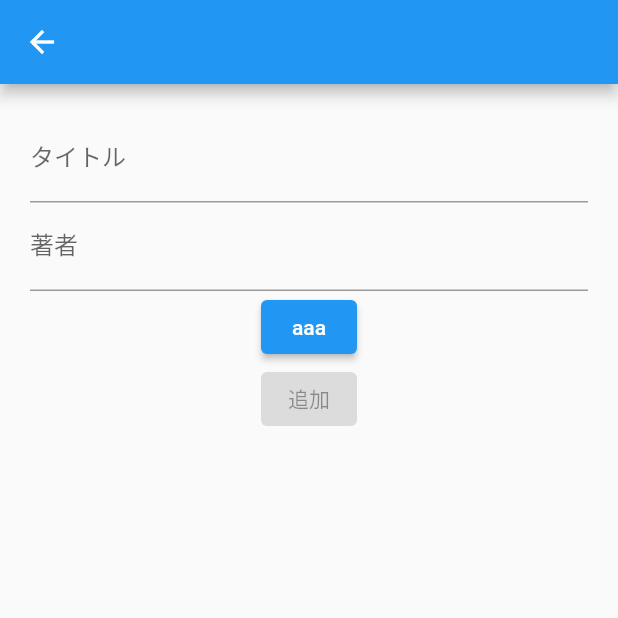
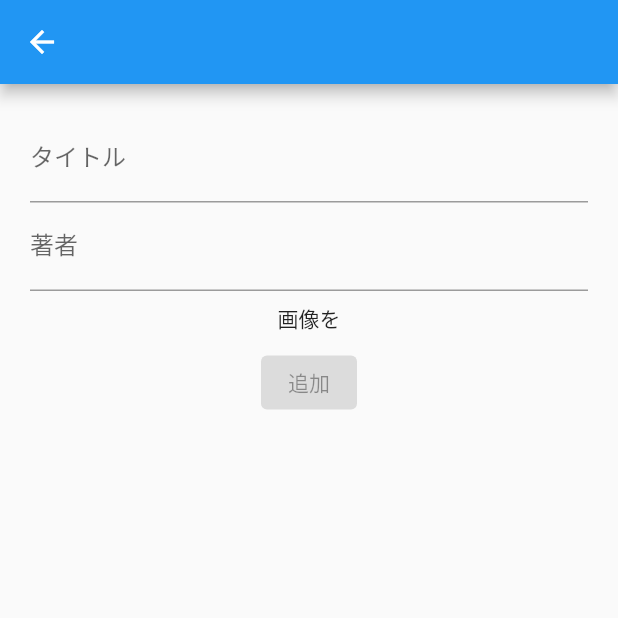
Before and after one commit to fen0268/HiveBookList, a Flutter app: the AddBookPage screen opened directly, on a phone screen of 412 x 824 dp, the top half of it. Run offline on Flutter 3.47's test engine with Material 2 defaults, Android fonts, the phone set to English and light mode, and no system bars; our stand-ins replace flutter_slidable, hive, hive_flutter, image_picker; accounts and stored records are empty.

Commit message:
画像表示

```diff
--- a/lib/domain/book.dart
+++ b/lib/domain/book.dart
@@ -1,3 +1,5 @@
+import 'dart:typed_data';
+
 import 'package:hive_flutter/adapters.dart';
 
 part 'book.g.dart';
@@ -7,6 +9,7 @@ class Book extends HiveObject {
   Book({
     required this.title,
     required this.author,
+    required this.uInt,
   });
 
   @HiveField(0)
@@ -14,4 +17,7 @@ class Book extends HiveObject {
 
   @HiveField(1)
   String author;
+
+  @HiveField(2)
+  Uint8List? uInt;
 }
--- a/lib/main.dart
+++ b/lib/main.dart
@@ -1,10 +1,10 @@
 import 'package:flutter/material.dart';
-import 'package:hive_book_list_sample/domain/book.dart';
-import 'package:hive_book_list_sample/repository/books_repository.dart';
 import 'package:hive_flutter/adapters.dart';
 import 'package:provider/provider.dart';
 
+import 'domain/book.dart';
 import 'presentation/book_list/book_list_page.dart';
+import 'repository/books_repository.dart';
 
 Future<void> main() async {
   WidgetsFlutterBinding.ensureInitialized();
--- a/lib/presentation/add_book/add_book_page.dart
+++ b/lib/presentation/add_book/add_book_page.dart
@@ -13,9 +13,11 @@ class AddBookPage extends StatelessWidget {
       listen: false,
     );
     return ChangeNotifierProvider<AddBookModel>(
-      create: (_) => AddBookModel(bookRepository),
+      create: (_) => AddBookModel(
+        bookRepository,
+      ),
       child: Consumer<AddBookModel>(
-        builder: (context, model, child) {
+        builder: (context, model, _) {
           return Scaffold(
             appBar: AppBar(),
             body: SingleChildScrollView(
@@ -57,11 +59,16 @@ class AddBookPage extends StatelessWidget {
                         return null;
                       },
                     ),
-                    ElevatedButton(
-                      onPressed: () async {
-                        model.getImageFromGallery();
-                      },
-                      child: const Text('aaa'),
+                    Padding(
+                      padding: const EdgeInsets.all(8.0),
+                      child: GestureDetector(
+                        child: model.uInt == null
+                            ? const Text('画像を')
+                            : Image.memory(model.uInt!),
+                        onTap: () async {
+                          await model.getImageFromGallery();
+                        },
+                      ),
                     ),
                     ElevatedButton(
                       onPressed: model.isOnPressed
--- a/lib/repository/books_repository.dart
+++ b/lib/repository/books_repository.dart
@@ -1,3 +1,5 @@
+import 'dart:typed_data';
+
 import 'package:hive/hive.dart';
 
 import '../domain/book.dart';
@@ -26,6 +28,7 @@ class BooksRepository {
   Future<void> add({
     required String title,
     required String author,
+    required Uint8List? uInt,
   }) async {
     try {
       final box = await _booksBox.box;
@@ -33,6 +36,7 @@ class BooksRepository {
         Book(
           title: title,
           author: author,
+          uInt: uInt,
         ),
       );
     } catch (e) {
```
Also changed, not shown: lib/presentation/add_book/add_book_model.dart (+9 -3 lines), lib/presentation/book_list/book_list_page.dart (+13 -7 lines), lib/domain/book.g.dart.
